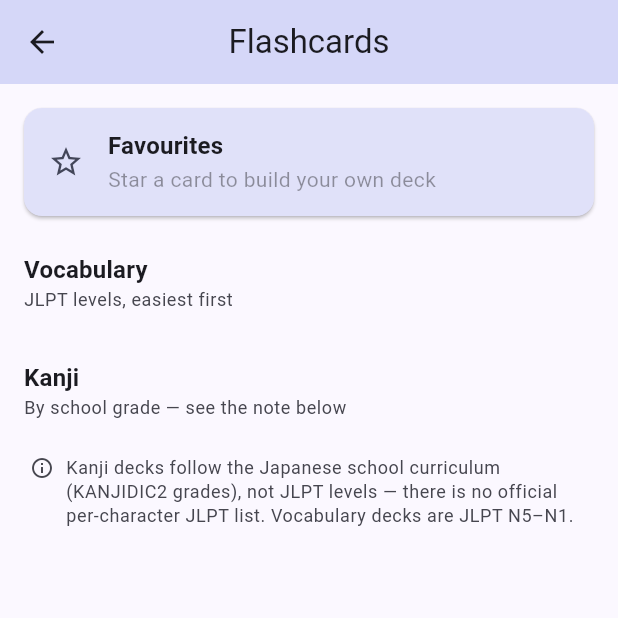
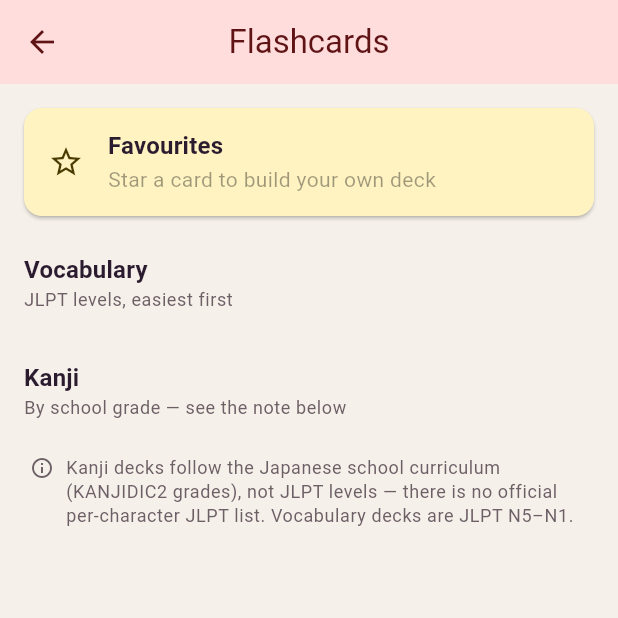
Before and after one commit to happygoluckycodeeditor/japanodict, a Flutter app: the screen it shows after launch, in the side drawer, after a tap on "Flashcards", on a phone screen of 412 x 824 dp, the top half of it. Run offline on Flutter 3.47's test engine with Material 3 defaults, Android fonts, the phone set to English and light mode, and no system bars; our stand-ins replace sqflite; missing offline and left inert: google_mlkit_digital_ink_recognition; accounts and stored records are empty.

Commit message:
fix: change the accent colors for the application

```diff
--- a/lib/main.dart
+++ b/lib/main.dart
@@ -1,5 +1,6 @@
 import 'package:flutter/material.dart';
 import 'screens/home_screen.dart';
+import 'theme/app_theme.dart';
 
 void main() {
   runApp(const JapanoDictApp());
@@ -12,24 +13,8 @@ class JapanoDictApp extends StatelessWidget {
   Widget build(BuildContext context) {
     return MaterialApp(
       title: 'JapanoDict - Japanese Dictionary',
-      theme: ThemeData(
-        colorScheme: ColorScheme.fromSeed(
-          seedColor: Colors.indigo,
-          brightness: Brightness.light,
-        ),
-        useMaterial3: true,
-        appBarTheme: const AppBarTheme(
-          centerTitle: true,
-          elevation: 2,
-        ),
-      ),
-      darkTheme: ThemeData(
-        colorScheme: ColorScheme.fromSeed(
-          seedColor: Colors.indigo,
-          brightness: Brightness.dark,
-        ),
-        useMaterial3: true,
-      ),
+      theme: AppTheme.light,
+      darkTheme: AppTheme.dark,
       home: const HomeScreen(),
       debugShowCheckedModeBanner: false,
     );
--- a/lib/screens/flashcards_screen.dart
+++ b/lib/screens/flashcards_screen.dart
@@ -237,7 +237,11 @@ class _FlashcardsScreenState extends State<FlashcardsScreen> {
         child: Column(
           mainAxisAlignment: MainAxisAlignment.center,
           children: [
-            const Icon(Icons.error_outline, size: 48, color: Colors.grey),
+            Icon(
+              Icons.error_outline,
+              size: 48,
+              color: Theme.of(context).colorScheme.onSurfaceVariant,
+            ),
             const SizedBox(height: 16),
             Text(
               "Couldn't load the decks",
--- a/lib/screens/home_screen.dart
+++ b/lib/screens/home_screen.dart
@@ -213,7 +213,11 @@ class _HomeScreenState extends State<HomeScreen> {
         child: Column(
           mainAxisAlignment: MainAxisAlignment.center,
           children: [
-            const Icon(Icons.search_off, size: 64, color: Colors.grey),
+            Icon(
+              Icons.search_off,
+              size: 64,
+              color: Theme.of(context).colorScheme.onSurfaceVariant,
+            ),
             const SizedBox(height: 16),
             Text(
               'No results found for "$_query"',
--- /dev/null
+++ b/lib/theme/app_theme.dart
@@ -0,0 +1,140 @@
+import 'package:flutter/material.dart';
+
+/// The JapanoLearn colourway.
+///
+/// Every screen in this app draws from `Theme.of(context).colorScheme` rather
+/// than naming colours itself, so the brand lives in exactly one place: the two
+/// schemes below. The handful of widgets that genuinely need a fixed brand
+/// colour (the badge pills, the favourite star) pull it from [BrandColors] so
+/// they shift with the palette too instead of drifting out of step.
+class BrandColors {
+  const BrandColors._();
+
+  /// Primary brand red, straight from the JapanoLearn wordmark.
+  static const Color red = Color(0xFFFF5759);
+
+  /// Brand yellow. Bright enough to sit *behind* dark text but far too light to
+  /// be legible *as* text on a pale surface — use [gold] for that.
+  static const Color yellow = Color(0xFFFDE265);
+
+  /// A deepened [yellow] with enough contrast to be an icon or label colour on
+  /// the light surfaces. Reads as the same accent, just weighted for foreground.
+  static const Color gold = Color(0xFFDCA71B);
+
+  /// The near-black plum the brand sets text in — warmer than a neutral grey,
+  /// which matters against the cream surfaces.
+  static const Color ink = Color(0xFF2A1B2E);
+
+  /// The teal the brand uses for its one non-red call to action. Carried here
+  /// as the tertiary role so kanji flashcard decks stay visually distinct from
+  /// vocabulary decks.
+  static const Color teal = Color(0xFF1F9E9B);
+}
+
+/// Light: warm cream surfaces, pastel red containers, brand red for accents.
+const ColorScheme _lightScheme = ColorScheme(
+  brightness: Brightness.light,
+  primary: BrandColors.red,
+  onPrimary: Color(0xFFFFFFFF),
+  primaryContainer: Color(0xFFFFDDDC),
+  onPrimaryContainer: Color(0xFF5F1315),
+  secondary: BrandColors.yellow,
+  onSecondary: Color(0xFF3D3000),
+  secondaryContainer: Color(0xFFFFF3C2),
+  onSecondaryContainer: Color(0xFF4A3B00),
+  tertiary: BrandColors.teal,
+  onTertiary: Color(0xFFFFFFFF),
+  tertiaryContainer: Color(0xFFC7EFED),
+  onTertiaryContainer: Color(0xFF00201F),
+  error: Color(0xFFB3261E),
+  onError: Color(0xFFFFFFFF),
+  errorContainer: Color(0xFFF9DEDC),
+  onErrorContainer: Color(0xFF410E0B),
+  surface: Color(0xFFF5F0EA),
+  onSurface: BrandColors.ink,
+  onSurfaceVariant: Color(0xFF6D5F66),
+  surfaceContainerLowest: Color(0xFFFFFFFF),
+  surfaceContainerLow: Color(0xFFFBF7F2),
+  surfaceContainer: Color(0xFFF1EBE4),
+  surfaceContainerHigh: Color(0xFFEBE4DC),
+  surfaceContainerHighest: Color(0xFFE5DDD4),
+  surfaceTint: BrandColors.red,
+  outline: Color(0xFF897B82),
+  outlineVariant: Color(0xFFD8CEC8),
+  inverseSurface: Color(0xFF2F2530),
+  onInverseSurface: Color(0xFFF7F0EA),
+  inversePrimary: Color(0xFFFFB3B2),
+  shadow: Color(0xFF000000),
+  scrim: Color(0xFF000000),
+);
+
+/// Dark: the same palette on a warm plum-black. The red is lifted to `#FF8F8E`
+/// because brand red as a foreground on a dark surface falls under 4.5:1 —
+/// containers keep the full-strength red instead, where it is a background.
+const ColorScheme _darkScheme = ColorScheme(
+  brightness: Brightness.dark,
+  primary: Color(0xFFFF8F8E),
+  onPrimary: Color(0xFF5A1113),
+  primaryContainer: Color(0xFF6E1F21),
+  onPrimaryContainer: Color(0xFFFFDAD9),
+  secondary: BrandColors.yellow,
+  onSecondary: Color(0xFF3D3000),
+  // Biased warm/brown rather than a straight darkening of the brand yellow —
+  // yellow loses its red channel fastest as it darkens, so the obvious
+  // `#574600` lands on olive, which is nowhere in the brand.
+  secondaryContainer: Color(0xFF4C3712),
+  onSecondaryContainer: Color(0xFFFFE9A6),
+  tertiary: Color(0xFF5FD5D0),
+  onTertiary: Color(0xFF003735),
+  tertiaryContainer: Color(0xFF00504E),
+  onTertiaryContainer: Color(0xFFB4F1EE),
+  error: Color(0xFFF2B8B5),
+  onError: Color(0xFF601410),
+  errorContainer: Color(0xFF8C1D18),
+  onErrorContainer: Color(0xFFF9DEDC),
+  surface: Color(0xFF191316),
+  onSurface: Color(0xFFEDE2DD),
+  onSurfaceVariant: Color(0xFFC4B5AF),
+  surfaceContainerLowest: Color(0xFF120D10),
+  surfaceContainerLow: Color(0xFF211A1E),
+  surfaceContainer: Color(0xFF251E22),
+  surfaceContainerHigh: Color(0xFF30282C),
+  surfaceContainerHighest: Color(0xFF3B3237),
+  surfaceTint: Color(0xFFFF8F8E),
+  outline: Color(0xFF9C8C93),
+  outlineVariant: Color(0xFF50464B),
+  inverseSurface: Color(0xFFEDE2DD),
+  onInverseSurface: Color(0xFF362E32),
+  inversePrimary: Color(0xFFC0393B),
+  shadow: Color(0xFF000000),
+  scrim: Color(0xFF000000),
+);
+
+class AppTheme {
+  const AppTheme._();
+
+  static ThemeData get light => _build(_lightScheme);
+
+  static ThemeData get dark => _build(_darkScheme);
+
+  static ThemeData _build(ColorScheme scheme) {
+    return ThemeData(
+      colorScheme: scheme,
+      useMaterial3: true,
+      appBarTheme: AppBarTheme(
+        centerTitle: true,
+        // The app bars set their own pastel `primaryContainer` background, so a
+        // drop shadow under them would read as a seam rather than a lift.
+        elevation: 0,
+        scrolledUnderElevation: 2,
+        backgroundColor: scheme.primaryContainer,
+        foregroundColor: scheme.onPrimaryContainer,
+      ),
+    );
+  }
+
+  /// The favourite star. Brand yellow is invisible against the cream surfaces,
+  /// so light mode uses the deepened [BrandColors.gold] instead.
+  static Color starColor(Brightness brightness) =>
+      brightness == Brightness.dark ? BrandColors.yellow : BrandColors.gold;
+}
```
Also changed, not shown: lib/screens/flashcard_session_screen.dart (+7 -2 lines), lib/widgets/entry_badges.dart (+7 -3 lines).
